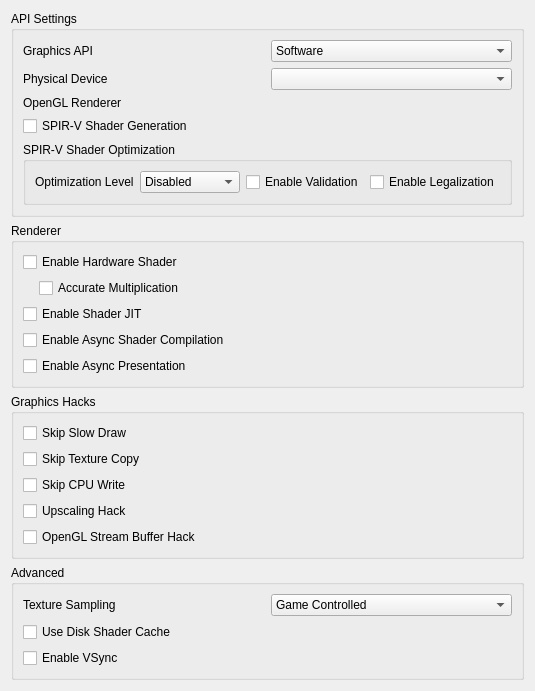
Old version of the form src/citra_qt/configuration/configure_graphics.ui in the repository yeager/Borked3DS.
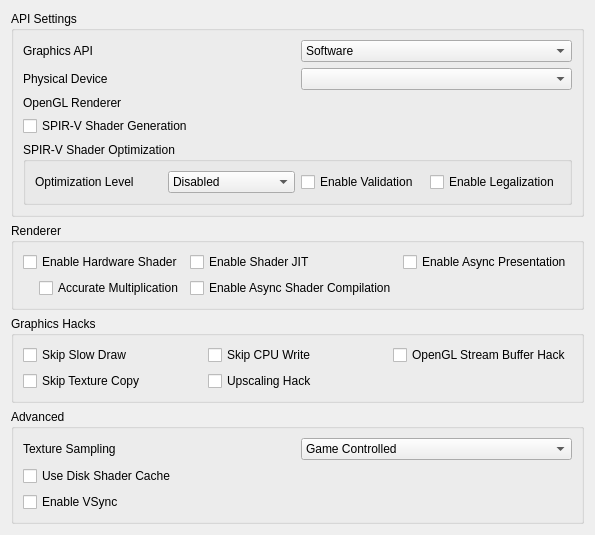
New version of the form.

Commit message: citra_qt: Use QGridLayout rather than QVBoxLayout for checkboxes to save space

Diff of the .ui file:
```diff
--- a/src/citra_qt/configuration/configure_graphics.ui
+++ b/src/citra_qt/configuration/configure_graphics.ui
@@ -219,7 +219,7 @@
      <layout class="QVBoxLayout" name="verticalLayout_4">
       <item>
        <widget class="QWidget" name="hw_renderer_group" native="true">
-        <layout class="QVBoxLayout" name="verticalLayout_5">
+        <layout class="QGridLayout" name="gridLayout_1">
          <property name="leftMargin">
           <number>0</number>
          </property>
@@ -232,7 +232,7 @@
          <property name="bottomMargin">
           <number>0</number>
          </property>
-         <item>
+         <item row="1" column="0">
           <widget class="QCheckBox" name="toggle_hw_shader">
            <property name="toolTip">
             <string>&lt;html&gt;&lt;head/&gt;&lt;body&gt;&lt;p&gt;Use the selected graphics API to accelerate shader emulation.&lt;/p&gt;&lt;p&gt;Requires a relatively powerful GPU for better performance.&lt;/p&gt;&lt;/body&gt;&lt;/html&gt;</string>
@@ -242,9 +242,9 @@
            </property>
           </widget>
          </item>
-         <item>
+         <item row="2" column="0">
           <widget class="QWidget" name="hw_shader_group" native="true">
-           <layout class="QVBoxLayout" name="verticalLayout_6">
+           <layout class="QVBoxLayout" name="verticalLayout_5">
             <property name="leftMargin">
              <number>16</number>
             </property>
@@ -270,10 +270,7 @@
            </layout>
           </widget>
          </item>
-        </layout>
-       </widget>
-      </item>
-      <item>
+         <item row="1" column="1">
        <widget class="QCheckBox" name="toggle_shader_jit">
         <property name="toolTip">
          <string>&lt;html&gt;&lt;head/&gt;&lt;body&gt;&lt;p&gt;Use the JIT engine instead of the interpreter for software shader emulation. &lt;/p&gt;&lt;p&gt;Enable this for better performance.&lt;/p&gt;&lt;/body&gt;&lt;/html&gt;</string>
@@ -283,7 +280,7 @@
         </property>
        </widget>
       </item>
-      <item>
+         <item row="2" column="1">
        <widget class="QCheckBox" name="toggle_async_shaders">
         <property name="toolTip">
          <string>&lt;html&gt;&lt;head/&gt;&lt;body&gt;&lt;p&gt;Compile shaders using background threads to avoid shader compilation stutter. Expect temporary graphical glitches.&lt;/p&gt;&lt;/body&gt;&lt;/html&gt;</string>
@@ -293,7 +290,7 @@
         </property>
        </widget>
       </item>
-      <item>
+         <item row="1" column="3">
        <widget class="QCheckBox" name="toggle_async_present">
         <property name="toolTip">
          <string>&lt;html&gt;&lt;head/&gt;&lt;body&gt;&lt;p&gt;Perform presentation on separate threads. Improves performance when using Vulkan in most games.&lt;/p&gt;&lt;/body&gt;&lt;/html&gt;</string>
@@ -306,13 +303,16 @@
      </layout>
     </widget>
    </item>
+     </layout>
+    </widget>
+   </item>
    <item>
     <widget class="QGroupBox" name="tweaksBox">
      <property name="title">
       <string>Graphics Hacks</string>
      </property>
-     <layout class="QVBoxLayout" name="verticalLayout_7">
-      <item>
+     <layout class="QGridLayout" name="gridLayout_2">
+      <item row="1" column="0">
        <widget class="QCheckBox" name="toggle_skip_slow_draw">
         <property name="toolTip">
          <string>&lt;html&gt;&lt;head/&gt;&lt;body&gt;&lt;p&gt;Skips the slow drawing event from the PICA core. May improve performance, but can cause visual artifacts.&lt;/p&gt;&lt;/body&gt;&lt;/html&gt;</string>
@@ -322,7 +322,7 @@
         </property>
        </widget>
       </item>
-      <item>
+      <item row="2" column="0">
        <widget class="QCheckBox" name="toggle_skip_texture_copy">
         <property name="toolTip">
          <string>&lt;html&gt;&lt;head/&gt;&lt;body&gt;&lt;p&gt;Skips the texture copy event from the rasterizer cache. May improve performance, but can cause visual artifacts.&lt;/p&gt;&lt;/body&gt;&lt;/html&gt;</string>
@@ -332,7 +332,7 @@
         </property>
        </widget>
       </item>
-      <item>
+      <item row="1" column="1">
        <widget class="QCheckBox" name="toggle_skip_cpu_write">
         <property name="toolTip">
          <string>&lt;html&gt;&lt;head/&gt;&lt;body&gt;&lt;p&gt;Skips the CPU write event from rasterizer cache invalidation. May improve performance but may cause visual artifacts.&lt;/p&gt;&lt;/body&gt;&lt;/html&gt;</string>
@@ -342,7 +342,7 @@
         </property>
        </widget>
       </item>
-      <item>
+      <item row="2" column="1">
        <widget class="QCheckBox" name="toggle_upscaling_hack">
         <property name="toolTip">
          <string>&lt;html&gt;&lt;head/&gt;&lt;body&gt;&lt;p&gt;Overrides upscaling for dst_params. May fix texture ghosting for some games, but may crash other games as well.&lt;/p&gt;&lt;/body&gt;&lt;/html&gt;</string>
@@ -352,7 +352,7 @@
         </property>
        </widget>
       </item>
-      <item>
+      <item row="1" column="2">
        <widget class="QCheckBox" name="toggle_gl_stream_buffer_hack">
         <property name="toolTip">
          <string>&lt;html&gt;&lt;head/&gt;&lt;body&gt;&lt;p&gt;OpenGL hack that attempts to manipulate only the buffer area that has changed without clearing the entire buffer. May cause visual artifacts.&lt;/p&gt;&lt;/body&gt;&lt;/html&gt;</string>
@@ -370,7 +370,7 @@
      <property name="title">
       <string>Advanced</string>
      </property>
-     <layout class="QVBoxLayout" name="verticalLayout_8">
+     <layout class="QVBoxLayout" name="verticalLayout_6">
       <item>
        <widget class="QWidget" name="widget_texture_sampling" native="true">
         <layout class="QHBoxLayout" name="horizontalLayout_3">
```
Lines whose indentation alone changed are shown as unchanged. The commit also changes 8 other files.
